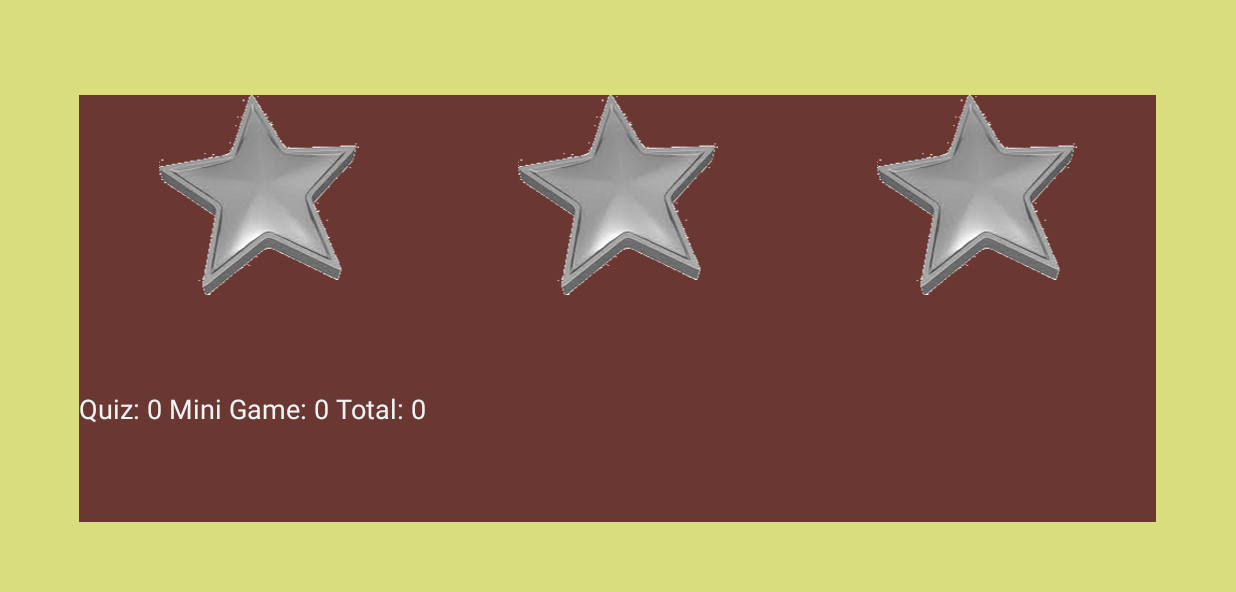
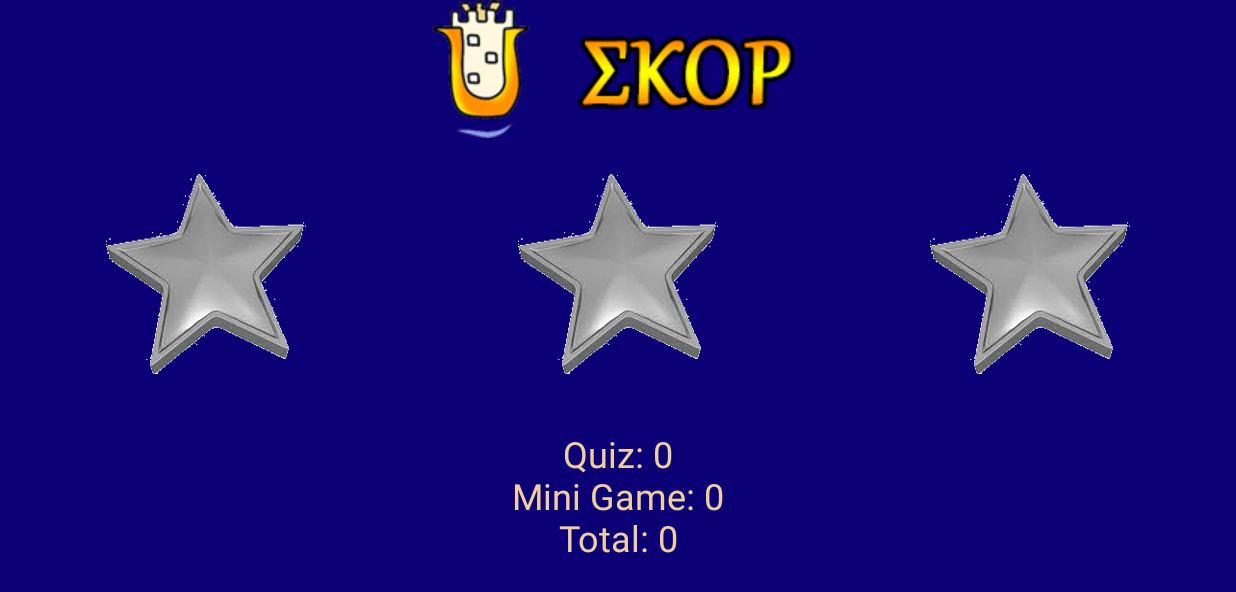
Before and after one commit to nansyg21/AmusingMuseum, an Android app: the Score screen opened directly, with no data from a screen before it, on a phone screen of 824 x 412 dp (held sideways). Shown: the top 592 px of the screen. Run offline under Robolectric (Android 15) with nearby library versions, the phone set to English and light mode, and no system bars.

Commit message:
Score layout

```diff
--- a/app/src/main/java/com/asus_s550cb/theo/museum/Score.java
+++ b/app/src/main/java/com/asus_s550cb/theo/museum/Score.java
@@ -70,7 +70,7 @@ public class Score extends Activity {
 
                 else if(showScore)
                 {
-                    msg.setText("Quiz: "+ currentQuizScore +" Mini Game: "+currentRiddleScore+ " Total: "+TotalScore);
+                    msg.setText("Quiz: "+ currentQuizScore +"\nMini Game: "+currentRiddleScore+ "\nTotal: "+TotalScore);
                 }
                 else
                 {
--- a/app/src/main/res/layout/activity_help_dialog.xml
+++ b/app/src/main/res/layout/activity_help_dialog.xml
@@ -30,6 +30,7 @@
                 android:id="@+id/helpTextView"
                 android:layout_width="wrap_content"
                 android:layout_height="match_parent"
+                android:textColor="@color/neutral_beize"
                 android:textSize="@dimen/hangman_text_size"
                 />
         </TableRow>
--- a/app/src/main/res/layout/activity_score.xml
+++ b/app/src/main/res/layout/activity_score.xml
@@ -2,7 +2,7 @@
     xmlns:tools="http://schemas.android.com/tools"
     android:layout_width="match_parent"
     android:layout_height="match_parent"
-    android:background="#D9DD7D"
+    android:background="@color/royal_blue"
     tools:context=".FullscreenActivity">
 
     <!-- The primary full-screen view. This can be replaced with whatever view
@@ -19,7 +19,17 @@
         <TableRow
             android:layout_width="match_parent"
             android:layout_height="match_parent"
-            android:layout_weight="1"></TableRow>
+            android:layout_weight="1"
+            android:gravity="center_horizontal">
+
+            <ImageView
+                android:id="@+id/scoreTitle"
+                android:layout_width="match_parent"
+                android:layout_height="wrap_content"
+                android:src="@drawable/score_title"
+                android:layout_gravity="center_horizontal" />
+
+        </TableRow>
 
         <TableRow
             android:layout_width="match_parent"
@@ -27,21 +37,18 @@
             android:layout_weight="2"
             android:id="@+id/scoreRow">
 
-            <Space
-                android:layout_width="match_parent"
-                android:layout_height="match_parent"
-                android:layout_weight="1" />
-
             <TableLayout
                 android:layout_width="match_parent"
                 android:layout_height="match_parent"
                 android:layout_weight="6"
-                android:background="#6a3732">
+                android:background="@color/royal_blue">
 
                 <TableRow
                     android:layout_width="match_parent"
                     android:layout_height="match_parent"
-                    android:layout_weight="1">
+                    android:layout_weight="1"
+                    android:gravity="center_horizontal"
+                    android:layout_gravity="center_horizontal">
 
                     <ImageView
                         android:layout_width="wrap_content"
@@ -69,22 +76,27 @@
                 <TableRow
                     android:layout_width="match_parent"
                     android:layout_height="match_parent"
-                    android:layout_weight="1">
+                    android:layout_weight="1"
+                    >
 
                     <TextView
                         android:layout_width="match_parent"
                         android:layout_height="match_parent"
+                        android:textColor="@color/neutral_beize"
+                        android:textSize="24sp"
+                        android:textAlignment="center"
+                        android:layout_gravity="center"
+                        android:gravity="center"
+                        android:text=""
                         android:textAppearance="?android:attr/textAppearanceMedium"
                         android:id="@+id/scoreTextView"
-                        android:layout_weight="1" />
+                        android:layout_weight="1"
+                        android:layout_span="3"/>
                 </TableRow>
 
             </TableLayout>
 
-            <Space
-                android:layout_width="match_parent"
-                android:layout_height="match_parent"
-                android:layout_weight="1" />
+
         </TableRow>
 
         <TableRow
```
Also changed, not shown: app/src/main/res/drawable/score_title.png (added).
